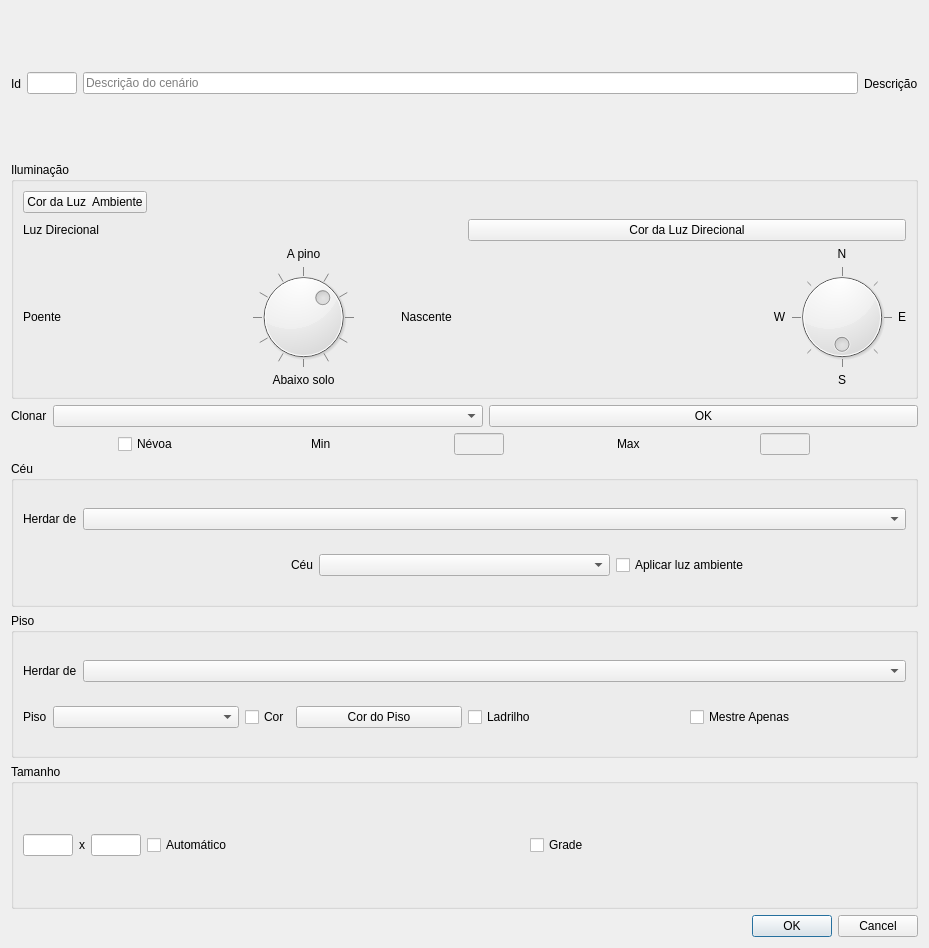
This is ifg/qt/ui/cenario.ui in matferib/tabuleiro-virtual as Qt 5 draws it before an edit. The edited form follows.
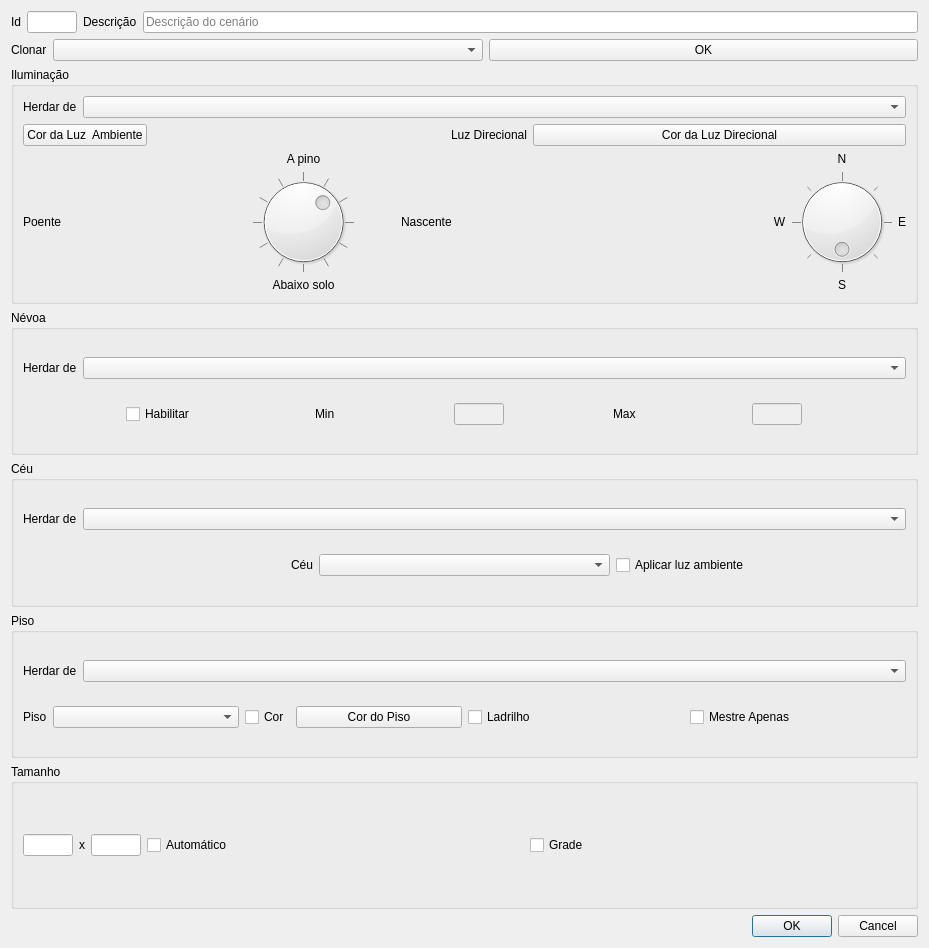
This is the edited form.

Commit message: heranca de iluminacao

The edit to the form file:
```diff
--- a/ifg/qt/ui/cenario.ui
+++ b/ifg/qt/ui/cenario.ui
@@ -13,17 +13,15 @@
   <property name="windowTitle">
    <string>Propriedades Tabuleiro</string>
   </property>
-  <layout class="QVBoxLayout" name="verticalLayout_4">
-   <item>
-    <layout class="QHBoxLayout" name="horizontalLayout_5">
-     <item alignment="Qt::AlignRight">
+  <layout class="QGridLayout" name="gridLayout_2">
+   <item row="0" column="0">
       <widget class="QLabel" name="label_15">
        <property name="text">
         <string>Id</string>
        </property>
       </widget>
      </item>
-     <item alignment="Qt::AlignLeft">
+   <item row="0" column="1">
       <widget class="QLineEdit" name="campo_id">
        <property name="maximumSize">
         <size>
@@ -36,7 +34,14 @@
        </property>
       </widget>
      </item>
-     <item>
+   <item row="0" column="2">
+    <widget class="QLabel" name="label_16">
+     <property name="text">
+      <string>Descrição</string>
+     </property>
+    </widget>
+   </item>
+   <item row="0" column="3">
       <widget class="QLineEdit" name="campo_descricao">
        <property name="readOnly">
         <bool>false</bool>
@@ -46,16 +51,34 @@
        </property>
       </widget>
      </item>
+   <item row="1" column="0" colspan="4">
+    <layout class="QHBoxLayout" name="horizontalLayout_6">
      <item>
-      <widget class="QLabel" name="label_16">
+      <widget class="QLabel" name="label_17">
+       <property name="sizePolicy">
+        <sizepolicy hsizetype="Fixed" vsizetype="Preferred">
+         <horstretch>0</horstretch>
+         <verstretch>0</verstretch>
+        </sizepolicy>
+       </property>
        <property name="text">
-        <string>Descrição</string>
+        <string>Clonar</string>
+       </property>
+      </widget>
+     </item>
+     <item>
+      <widget class="QComboBox" name="combo_id_cenario"/>
+     </item>
+     <item>
+      <widget class="QPushButton" name="botao_clonar">
+       <property name="text">
+        <string>OK</string>
        </property>
       </widget>
      </item>
     </layout>
    </item>
-   <item>
+   <item row="2" column="0" colspan="4">
     <layout class="QHBoxLayout" name="horizontalLayout_9">
      <item>
       <widget class="QGroupBox" name="groupBox">
@@ -64,6 +87,28 @@
        </property>
        <layout class="QVBoxLayout" name="verticalLayout">
         <item>
+         <layout class="QHBoxLayout" name="horizontalLayout_14">
+          <item>
+           <widget class="QLabel" name="label_21">
+            <property name="sizePolicy">
+             <sizepolicy hsizetype="Fixed" vsizetype="Preferred">
+              <horstretch>0</horstretch>
+              <verstretch>0</verstretch>
+             </sizepolicy>
+            </property>
+            <property name="text">
+             <string>Herdar de</string>
+            </property>
+           </widget>
+          </item>
+          <item>
+           <widget class="QComboBox" name="combo_herdar_iluminacao"/>
+          </item>
+         </layout>
+        </item>
+        <item>
+         <layout class="QHBoxLayout" name="horizontalLayout_10">
+          <item>
          <widget class="QPushButton" name="botao_cor_ambiente">
           <property name="sizePolicy">
            <sizepolicy hsizetype="Fixed" vsizetype="Fixed">
@@ -77,8 +122,6 @@
          </widget>
         </item>
         <item>
-         <layout class="QHBoxLayout" name="horizontalLayout_10">
-          <item>
            <widget class="QLabel" name="label_18">
             <property name="sizePolicy">
              <sizepolicy hsizetype="Preferred" vsizetype="Fixed">
@@ -89,6 +132,9 @@
             <property name="text">
              <string>Luz Direcional</string>
             </property>
+            <property name="alignment">
+             <set>Qt::AlignRight|Qt::AlignTrailing|Qt::AlignVCenter</set>
+            </property>
            </widget>
           </item>
           <item>
@@ -324,10 +370,16 @@
      </item>
     </layout>
    </item>
+   <item row="3" column="0" colspan="4">
+    <widget class="QGroupBox" name="groupBox_5">
+     <property name="title">
+      <string>Névoa</string>
+     </property>
+     <layout class="QVBoxLayout" name="verticalLayout_4">
    <item>
-    <layout class="QHBoxLayout" name="horizontalLayout_6">
+       <layout class="QHBoxLayout" name="horizontalLayout_15">
      <item>
-      <widget class="QLabel" name="label_17">
+         <widget class="QLabel" name="label_22">
        <property name="sizePolicy">
         <sizepolicy hsizetype="Fixed" vsizetype="Preferred">
          <horstretch>0</horstretch>
@@ -335,19 +387,12 @@
         </sizepolicy>
        </property>
        <property name="text">
-        <string>Clonar</string>
+           <string>Herdar de</string>
        </property>
       </widget>
      </item>
      <item>
-      <widget class="QComboBox" name="combo_id_cenario"/>
-     </item>
-     <item>
-      <widget class="QPushButton" name="botao_clonar">
-       <property name="text">
-        <string>OK</string>
-       </property>
-      </widget>
+         <widget class="QComboBox" name="combo_herdar_nevoa"/>
      </item>
     </layout>
    </item>
@@ -362,7 +407,7 @@
         </size>
        </property>
        <property name="text">
-        <string>Névoa</string>
+           <string>Habilitar</string>
        </property>
       </widget>
      </item>
@@ -426,7 +471,10 @@
      </item>
     </layout>
    </item>
-   <item>
+     </layout>
+    </widget>
+   </item>
+   <item row="4" column="0" colspan="4">
     <widget class="QGroupBox" name="groupBox_3">
      <property name="title">
       <string>Céu</string>
@@ -482,7 +530,7 @@
      </layout>
     </widget>
    </item>
-   <item>
+   <item row="5" column="0" colspan="4">
     <widget class="QGroupBox" name="groupBox_2">
      <property name="title">
       <string>Piso</string>
@@ -589,7 +637,7 @@
      </layout>
     </widget>
    </item>
-   <item>
+   <item row="6" column="0" colspan="4">
     <widget class="QGroupBox" name="groupBox_4">
      <property name="title">
       <string>Tamanho</string>
@@ -679,7 +727,7 @@
      </layout>
     </widget>
    </item>
-   <item>
+   <item row="7" column="0" colspan="4">
     <widget class="QDialogButtonBox" name="botoes">
      <property name="orientation">
       <enum>Qt::Horizontal</enum>
```
Lines whose indentation alone changed are shown as unchanged. The commit also changes 3 other files.
